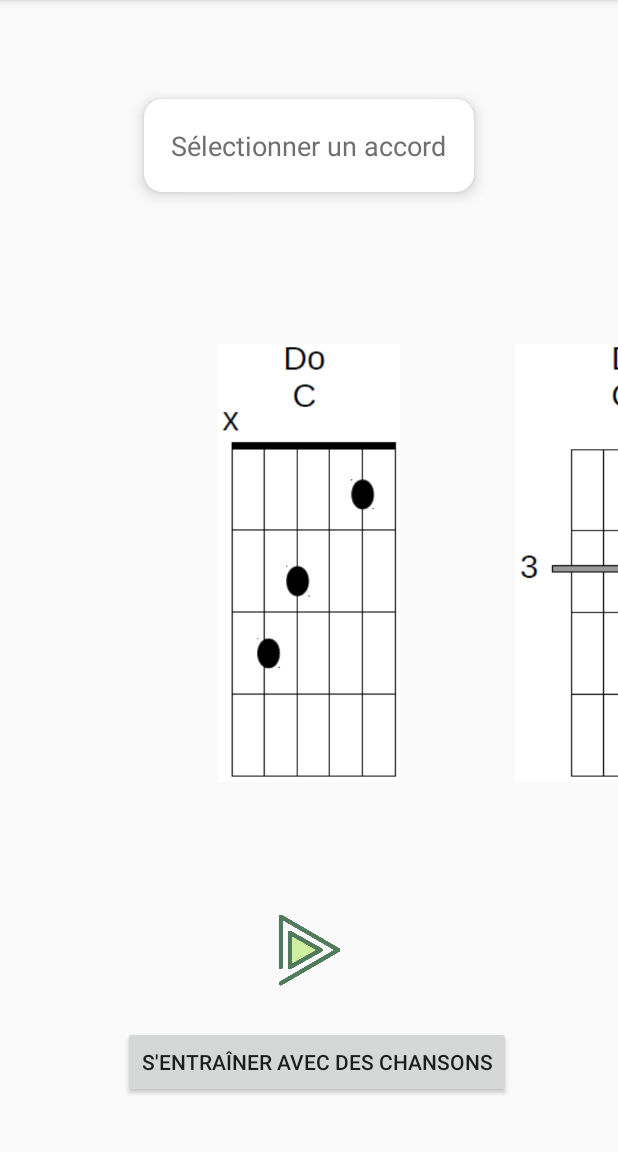
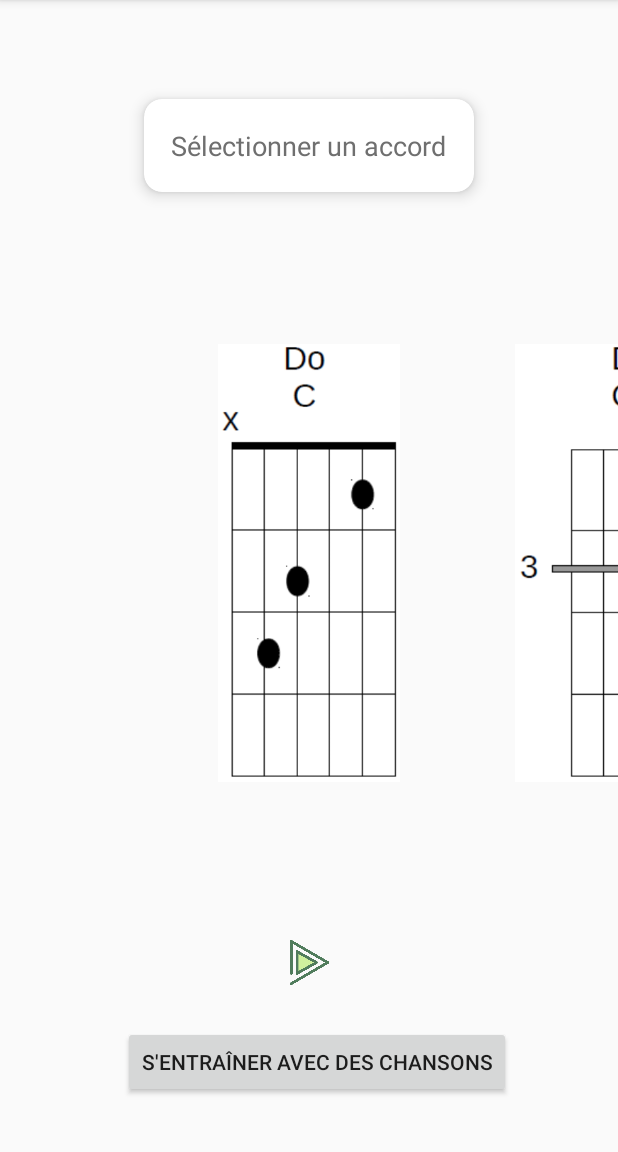
Before and after one commit to Kilian-Pichard/ZicAll, an Android app: the Recapitulatif_des_accords screen opened directly, with no data from a screen before it, on a phone screen of 412 x 824 dp, the part 84-1236 px from its top. Run offline under Robolectric (Android 15) with nearby library versions, the phone set to English and light mode, and no system bars.

Commit message:
Image play du recap des accords réduite

```diff
--- a/app/src/main/res/layout/activity_recapitulatif_des_accords.xml
+++ b/app/src/main/res/layout/activity_recapitulatif_des_accords.xml
@@ -62,8 +62,8 @@
 
     <ImageView
         android:id="@+id/btnJouerSonAccord"
-        android:layout_width="47dp"
-        android:layout_height="53dp"
+        android:layout_width="30dp"
+        android:layout_height="30dp"
         android:layout_gravity="center"
         android:layout_marginTop="50dp"
         android:onClick="jouerSonAccord"
```
